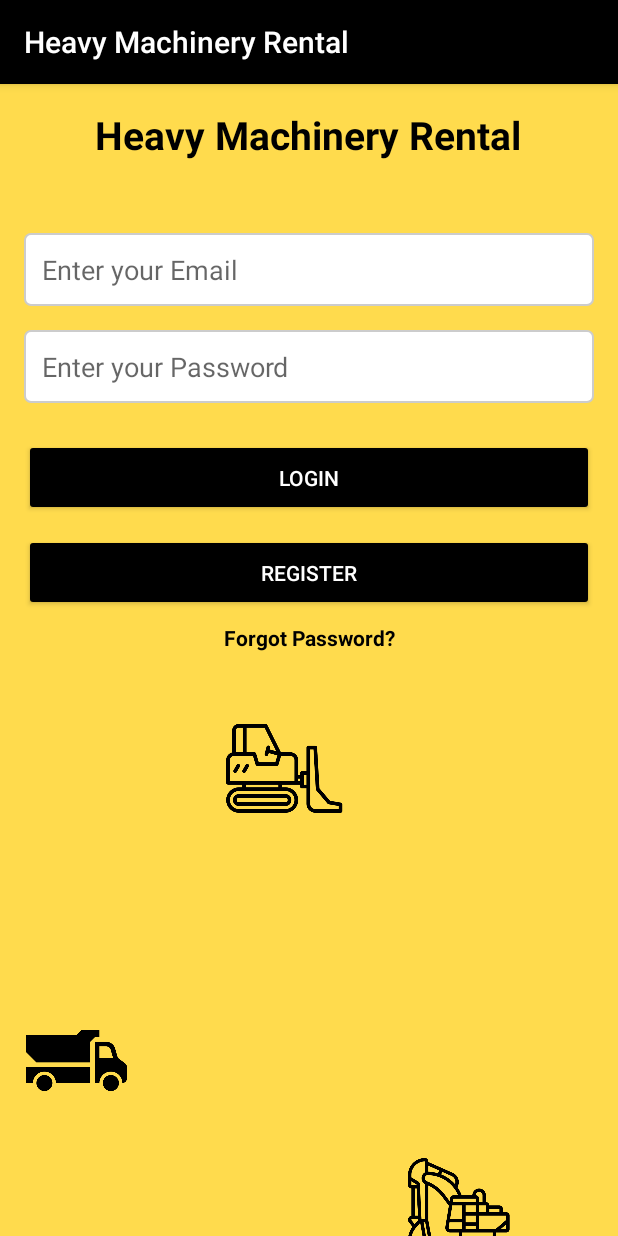
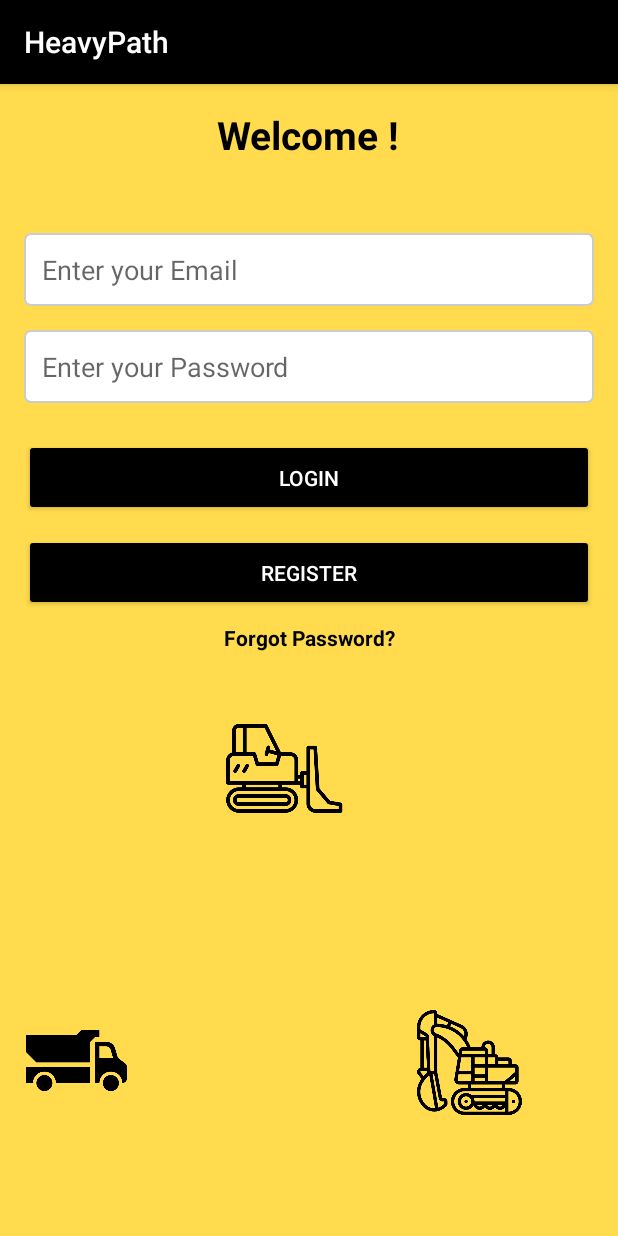
Before and after one commit to HaykParsamyan/HeavyPath, an Android app: the screen it shows after launch (LoginActivity), on a phone screen of 412 x 824 dp. Run offline under Robolectric (Android 15) with nearby library versions, the light colour scheme and no system bars; our stand-ins replace Firebase (no records; nobody signed in at launch, a user with empty details on screens opened directly).

Commit message:
pre-final update

```diff
--- a/app/src/main/AndroidManifest.xml
+++ b/app/src/main/AndroidManifest.xml
@@ -4,7 +4,7 @@
     <application
         android:allowBackup="true"
         android:icon="@mipmap/ic_launcher"
-        android:label="@string/app_name"
+        android:label="HeavyPath"
         android:supportsRtl="true"
         android:theme="@style/AppTheme">
 
--- a/app/src/main/java/com/example/heavypath_project/MainHomeActivity.java
+++ b/app/src/main/java/com/example/heavypath_project/MainHomeActivity.java
@@ -161,6 +161,7 @@
         postDialog.show();
     }
 
+
     private void openFileChooser() {
         Intent intent = new Intent(Intent.ACTION_PICK);
         intent.setType("image/*");
--- a/app/src/main/res/layout/activity_login.xml
+++ b/app/src/main/res/layout/activity_login.xml
@@ -16,7 +16,7 @@
             android:layout_width="wrap_content"
             android:layout_height="wrap_content"
             android:layout_centerHorizontal="true"
-            android:text="Heavy Machinery Rental"
+            android:text="Welcome !"
             android:textColor="@color/black"
             android:textSize="26sp"
             android:textStyle="bold"
@@ -30,9 +30,10 @@
             android:id="@+id/ic_launcher_foreground"
             android:layout_width="70dp"
             android:layout_height="70dp"
+            android:layout_below="@+id/ic_bulldozer"
             android:layout_alignParentEnd="true"
-            android:layout_marginTop="700dp"
-            android:layout_marginEnd="54dp"
+            android:layout_marginTop="121dp"
+            android:layout_marginEnd="48dp"
             android:contentDescription="App Launcher Icon"
             android:src="@drawable/ic_launcher_foreground" />
 
--- a/app/src/main/res/layout/item_announcement.xml
+++ b/app/src/main/res/layout/item_announcement.xml
@@ -11,9 +11,9 @@
     <ImageView
         android:id="@+id/announcement_image"
         android:layout_width="match_parent"
-        android:layout_height="150dp"
-        android:scaleType="centerCrop"
-        android:contentDescription="Announcement Image" />
+        android:layout_height="250dp"
+        android:contentDescription="Announcement Image"
+        android:scaleType="centerCrop" />
 
     <LinearLayout
         android:layout_width="match_parent"
```
Also changed, not shown: app/src/main/res/mipmap-hdpi/ic_launcher.png.
